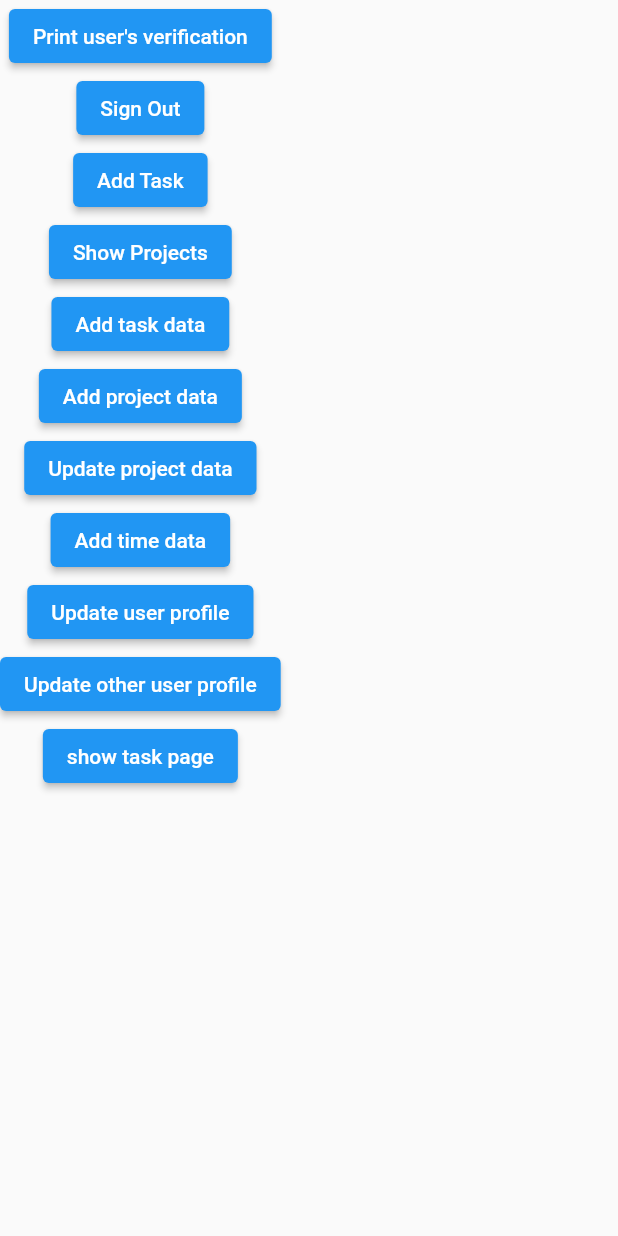
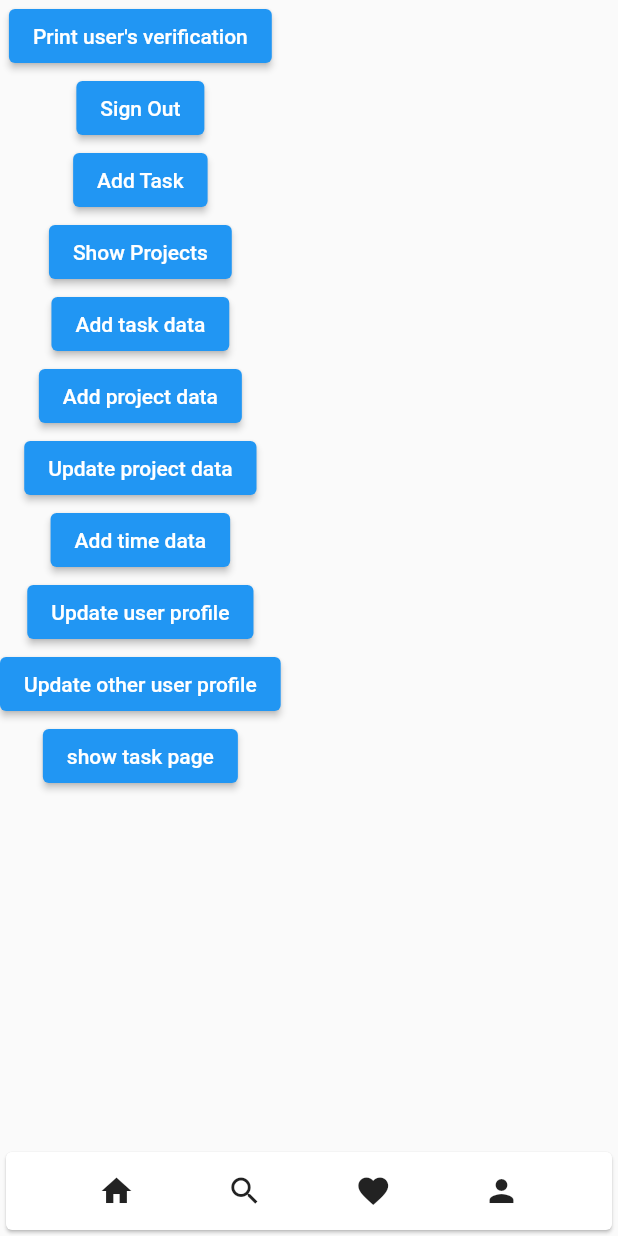
Before and after one commit to Z-inator/productivity_app, a Flutter app: the screen it shows once a user with an empty profile is signed in, on a phone screen of 412 x 824 dp. Run offline on Flutter 3.47's test engine with Material 2 defaults, Android fonts, the phone set to English and light mode, and no system bars; our stand-ins replace cloud_firestore, firebase_auth, firebase_core, fl_chart, flutter_animation_progress_bar, google_sign_in and 1 more; missing offline and left inert: dart:js; accounts and stored records are empty.

Commit message:
Playing with UI

```diff
--- a/lib/routes.dart
+++ b/lib/routes.dart
@@ -1,6 +1,7 @@
 import 'package:flutter/widgets.dart';
 import 'package:productivity_app/screens/tasks/test.dart';
 import 'package:productivity_app/screens/tasks/test2.dart';
+import 'package:productivity_app/services/tasks_data.dart';
 import 'screens/home/home_screen.dart';
 import 'screens/timeEntries/time_screen.dart';
 import 'screens/tasks/task_screen.dart';
@@ -11,5 +12,5 @@ final Map<String, WidgetBuilder> routes = <String, WidgetBuilder>{
   '/timepage': (BuildContext context) => TimeScreen(),
   '/taskpage': (BuildContext context) => TaskScreen(),
   '/goalpage': (BuildContext context) => GoalScreen(),
-  '/projectContent': (BuildContext context) => ProjectContentPage()
+  '/projectContent': (BuildContext context) => TasksStream()
 };
--- a/lib/screens/test_screen.dart
+++ b/lib/screens/test_screen.dart
@@ -24,14 +24,46 @@ class TestScreen extends StatefulWidget {
 }
 
 class _TestScreenState extends State<TestScreen> {
+  double yTransValue = 0;
   @override
   Widget build(BuildContext context) {
     final User user = Provider.of<User>(context);
 
     return Container(
         child: SafeArea(
+            child: NotificationListener<ScrollUpdateNotification>(
+      onNotification: (notification) {
+        if (notification.scrollDelta.sign == 1) {
+          setState(() {
+            yTransValue = 100;
+          });
+        } else if (notification.scrollDelta.sign == -1) {
+          setState(() {
+            yTransValue = 0;
+          });
+        }
+      },
       child: Scaffold(
         body: FunctionalityButtonList(user: user),
+        bottomNavigationBar: AnimatedContainer(
+          duration: Duration(milliseconds: 300),
+          transform: Matrix4.translationValues(0, yTransValue, 0),
+          child: SizedBox(
+            height: 60,
+            child: Card(
+              child: Row(
+                mainAxisAlignment: MainAxisAlignment.spaceEvenly,
+                children: [
+                  Icon(Icons.home),
+                  Icon(Icons.search),
+                  Icon(Icons.favorite),
+                  Icon(Icons.person)
+                ],
+              ),
+            ),
+          ),
+        ),
+      ),
     )));
   }
 }
--- a/lib/theme/style.dart
+++ b/lib/theme/style.dart
@@ -5,4 +5,5 @@ ThemeData appTheme() {
 }
 
 
-// Radius for items (cards, modal sheets, etc) =
+// Radius for items (cards, modal sheets, etc) = 20
+//
```
Also changed, not shown: lib/screens/tasks/test.dart (+43 -2 lines), lib/services/tasks_data.dart (+14 -18 lines). Lines whose indentation alone changed are shown as unchanged.
